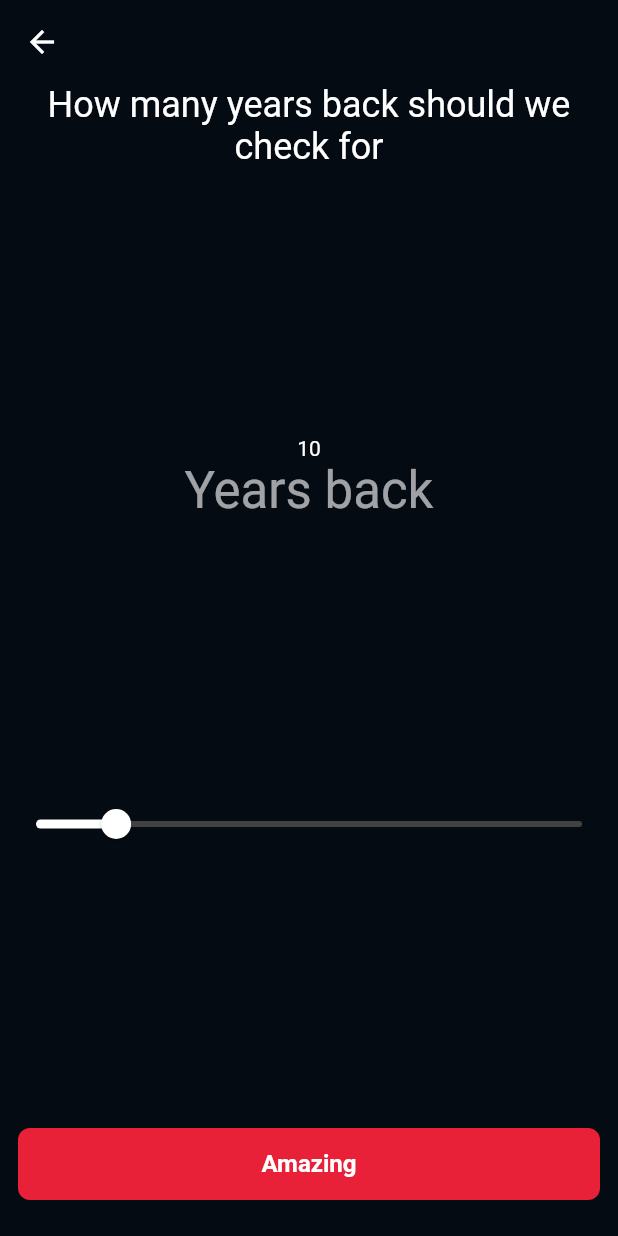
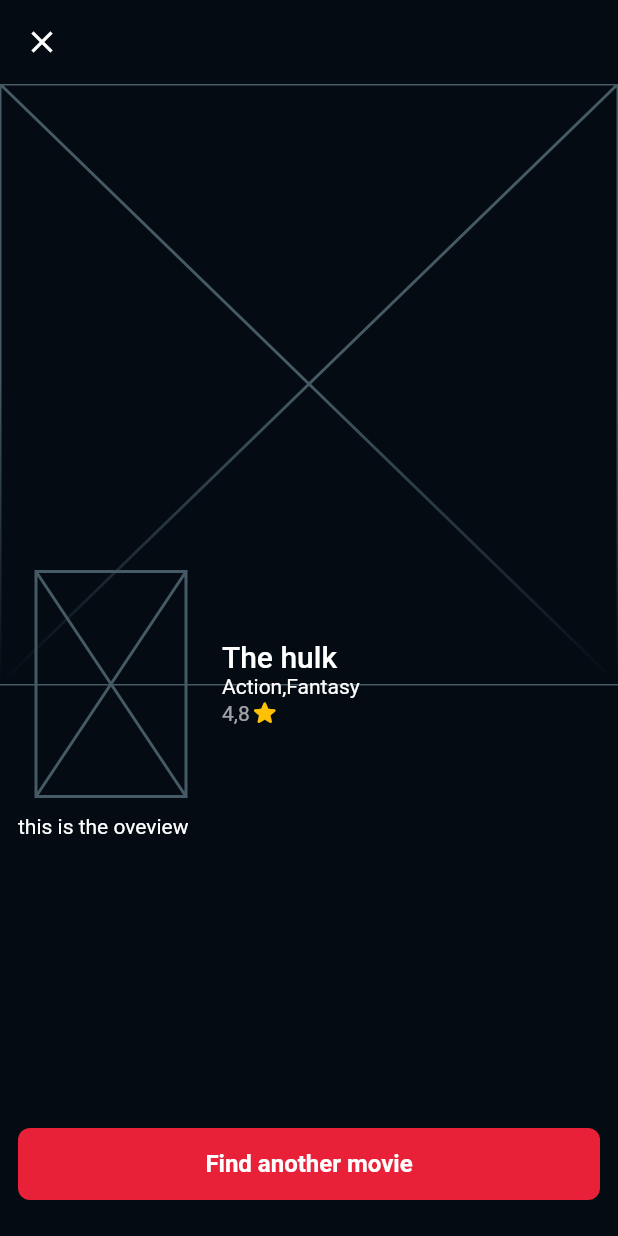
Before and after one commit to sunney23421/movie_recommendation, a Flutter app: the YearsBackScreen screen opened directly with empty values, after a tap on "Amazing", on a phone screen of 412 x 824 dp. Run offline on Flutter 3.47's test engine with Material 2 defaults, Android fonts, the phone set to English and light mode, and no system bars.

Commit message:
result scren

```diff
--- /dev/null
+++ b/lib/features/movie_flow/result/movie.dart
@@ -0,0 +1,65 @@
+import 'package:flutter/foundation.dart';
+import 'package:flutter/material.dart';
+import 'package:movie_recommendation/features/movie_flow/genre/genre.dart';
+
+// return from api
+
+@immutable
+class Movie {
+  final String title;
+  final String overview;
+  final num voteAverage;
+  final List<Genre> genres;
+  final String releaseDate;
+  final String? backdropPath;
+  final String? posterPath;
+
+  const Movie({
+    required this.title,
+    required this.overview,
+    required this.voteAverage,
+    required this.genres,
+    required this.releaseDate,
+    this.backdropPath,
+    this.posterPath,
+    //nomal constructor
+  });
+
+  Movie.initial()
+      : title = "",
+        overview = "",
+        voteAverage = 0,
+        genres = [],
+        releaseDate = "",
+        backdropPath = "",
+        posterPath = "";
+
+  String get genresCommaSeperated =>
+      genres.map((e) => e.name).toList().join(",");
+
+  @override
+  String toString() {
+    return "Movie(title: $title, overview:$overview, voteAverage: $voteAverage, genres: $genres, releaseDate:$releaseDate)";
+  }
+
+  @override
+  bool operator ==(Object other) {
+    if (identical(this, other)) return true;
+
+    return other is Movie &&
+        other.title == title &&
+        other.overview == overview &&
+        other.voteAverage == voteAverage &&
+        listEquals(other.genres, genres) &&
+        other.releaseDate == releaseDate;
+  }
+
+  @override
+  int get hashCode {
+    return title.hashCode ^
+        overview.hashCode ^
+        voteAverage.hashCode ^
+        genres.hashCode ^
+        releaseDate.hashCode;
+  }
+}
--- /dev/null
+++ b/lib/features/movie_flow/result/result_screen.dart
@@ -0,0 +1,148 @@
+import 'package:flutter/material.dart';
+import 'package:movie_recommendation/core/constants.dart';
+import 'package:movie_recommendation/core/widget/primary_button.dart';
+import 'package:movie_recommendation/features/movie_flow/genre/genre.dart';
+import 'package:movie_recommendation/features/movie_flow/result/movie.dart';
+
+class ResultScreen extends StatelessWidget {
+  static route({bool fullscreenDialog = true}) => MaterialPageRoute(
+        builder: (context) => const ResultScreen(),
+        fullscreenDialog: fullscreenDialog,
+        //page route like typescripe?
+      );
+  const ResultScreen({Key? key}) : super(key: key);
+  final double movieHeight = 150;
+
+  final movie = const Movie(
+    title: "The hulk",
+    overview: "this is the oveview",
+    voteAverage: 4.5,
+    genres: [Genre(name: "Action"), Genre(name: "Fantasy")],
+    releaseDate: "2019-05-24",
+    backdropPath: "",
+    posterPath: "",
+
+    //fake obj
+  );
+  @override
+  Widget build(BuildContext context) {
+    return Scaffold(
+      appBar: AppBar(),
+      body: Column(children: [
+        Expanded(
+          child: ListView(
+            children: [
+              Stack(
+                clipBehavior: Clip.none,
+                children: [
+                  const CoverImage(),
+                  Positioned(
+                    width: MediaQuery.of(context).size.width,
+                    bottom: -(movieHeight / 2),
+                    child: MovieImageDetails(
+                        movie: movie, movieHeight: movieHeight),
+                  ),
+                ],
+              ),
+              SizedBox(
+                height: movieHeight / 2,
+              ),
+              Padding(
+                padding: const EdgeInsets.all(12.0),
+                child: Text(
+                  movie.overview,
+                  style: Theme.of(context).textTheme.bodyText2,
+                ),
+              )
+            ],
+          ),
+        ),
+        PrimaryButton(onPressed: ()=> Navigator.of(context).pop(),
+        text: "Find another movie"),
+        const SizedBox(height: kMediumSpacing,)
+      ]),
+    );
+  }
+}
+
+class CoverImage extends StatelessWidget {
+  const CoverImage({Key? key}) : super(key: key);
+
+  @override
+  Widget build(BuildContext context) {
+    return Container(
+      constraints: const BoxConstraints(minHeight: 298),
+      child: ShaderMask(
+        shaderCallback: (rect) {
+          return LinearGradient(
+              begin: Alignment.center,
+              end: Alignment.bottomCenter,
+              colors: [
+                Theme.of(context).scaffoldBackgroundColor,
+                Colors.transparent,
+              ]).createShader(Rect.fromLTRB(0, 0, rect.width, rect.height));
+        },
+        blendMode: BlendMode.dstIn,
+        child: const Placeholder(),
+      ),
+    );
+  }
+}
+
+class MovieImageDetails extends StatelessWidget {
+  const MovieImageDetails({
+    Key? key,
+    required this.movie,
+    required this.movieHeight,
+  }) : super(key: key);
+
+  final Movie movie;
+  final double movieHeight;
+
+  @override
+  Widget build(BuildContext context) {
+    final theme = Theme.of(context);
+    return Padding(
+      padding: const EdgeInsets.symmetric(horizontal: 24),
+      child: Row(children: [
+        SizedBox(
+          width: 100,
+          height: movieHeight,
+          child: const Placeholder(),
+        ),
+        const SizedBox(
+          width: kMediumSpacing,
+        ),
+        Expanded(
+            child: Column(
+          crossAxisAlignment: CrossAxisAlignment.start,
+          children: [
+            Text(
+              movie.title,
+              style: theme.textTheme.headline6,
+            ),
+            Text(
+              movie.genresCommaSeperated,
+              style: theme.textTheme.bodyText2,
+            ),
+            Row(
+              children: [
+                Text(
+                  "4,8",
+                  style: theme.textTheme.bodyText2?.copyWith(
+                    color: theme.textTheme.bodyText2?.color?.withOpacity(0.62),
+                  ),
+                ),
+                const Icon(
+                  Icons.star_rounded,
+                  size: 20,
+                  color: Colors.amber,
+                )
+              ],
+            )
+          ],
+        ))
+      ]),
+    );
+  }
+}
--- a/lib/features/year_back/years_back_screen.dart
+++ b/lib/features/year_back/years_back_screen.dart
@@ -1,6 +1,7 @@
 import 'package:flutter/material.dart';
 import 'package:movie_recommendation/core/constants.dart';
 import 'package:movie_recommendation/core/widget/primary_button.dart';
+import 'package:movie_recommendation/features/movie_flow/result/result_screen.dart';
 
 class YearsBackScreen extends StatefulWidget {
   const YearsBackScreen({
@@ -36,7 +37,7 @@ class _YearsBackScreenState extends State<YearsBackScreen> {
           ),
           const Spacer(),
           Column(mainAxisAlignment: MainAxisAlignment.center, children: [
-            Text("${yearsBack.ceil()}"),
+            Text("${yearsBack.ceil()}",style: theme.textTheme.headline2,),
             Text(
               "Years back",
               style: theme.textTheme.headline4?.copyWith(
@@ -55,11 +56,11 @@ class _YearsBackScreenState extends State<YearsBackScreen> {
             min: 0,
             max: 70,
             divisions: 70,
-            label: '${yearsBack.ceil()}',
+            label: '${yearsBack.ceil()}'
           ),
           const Spacer(),
           PrimaryButton(
-            onPressed: () {},
+            onPressed: () => Navigator.of(context).push(ResultScreen.route()),
             text: "Amazing",
           ),
           const SizedBox(
```
